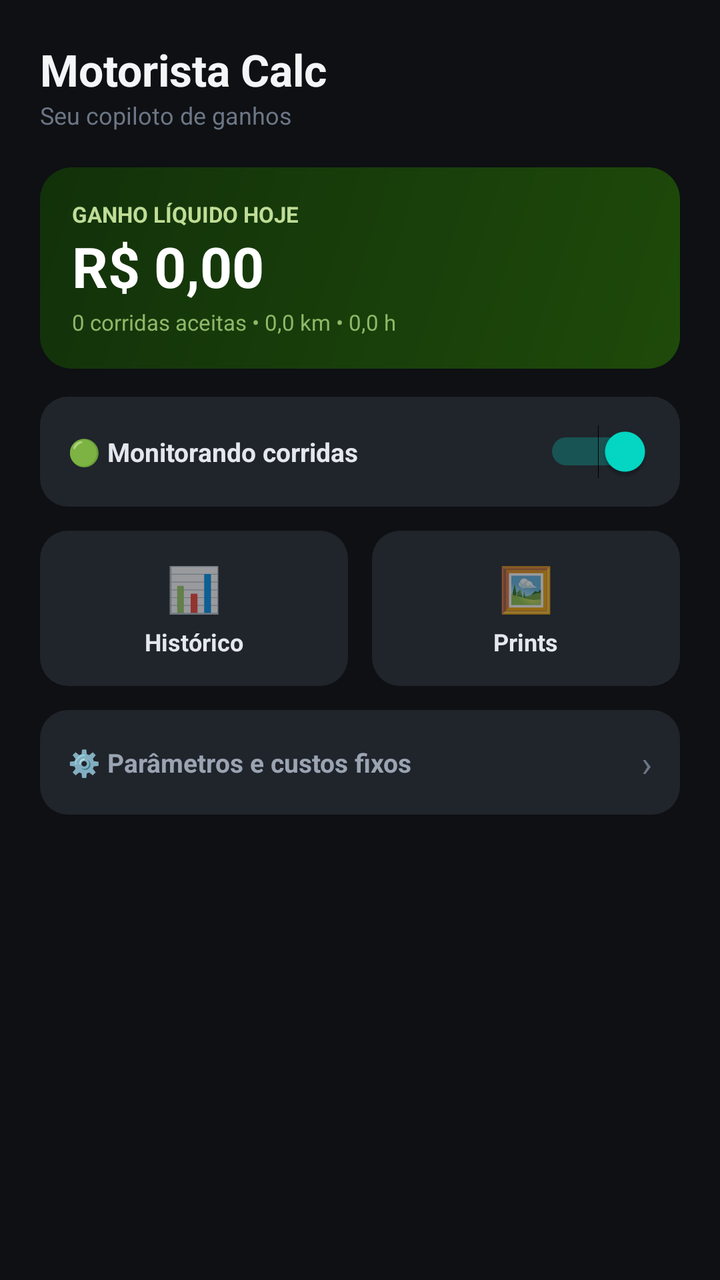
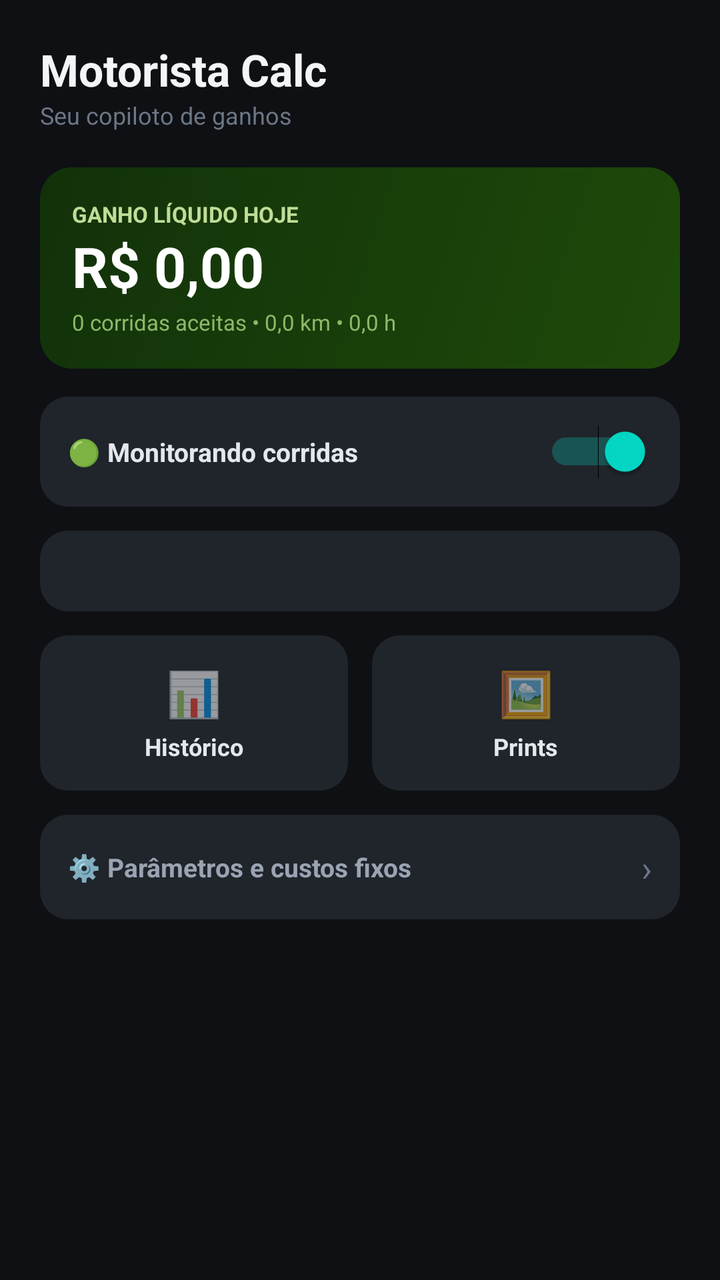

Screens rendered from an Android XML layout before and after an edit, with the pre-edit source and the edit as a unified diff.
<!-- AndroidManifest.xml: application theme Theme.MaterialComponents.DayNight.NoActionBar -->
<!-- res/layout/activity_main.xml -->
<?xml version="1.0" encoding="utf-8"?>
<ScrollView xmlns:android="http://schemas.android.com/apk/res/android"
    android:layout_width="match_parent"
    android:layout_height="match_parent"
    android:background="#0E1013">

    <LinearLayout
        android:layout_width="match_parent"
        android:layout_height="wrap_content"
        android:orientation="vertical"
        android:padding="20dp">

        <TextView
            android:layout_width="wrap_content"
            android:layout_height="wrap_content"
            android:text="Motorista Calc"
            android:textColor="#F4F5F7"
            android:textSize="22sp"
            android:textStyle="bold" />

        <TextView
            android:layout_width="wrap_content"
            android:layout_height="wrap_content"
            android:text="Seu copiloto de ganhos"
            android:textColor="#6C7686"
            android:textSize="12sp"
            android:layout_marginBottom="18dp" />

        <LinearLayout
            android:layout_width="match_parent"
            android:layout_height="wrap_content"
            android:orientation="vertical"
            android:background="@drawable/bg_hero_green"
            android:padding="16dp"
            android:layout_marginBottom="14dp">

            <TextView
                android:layout_width="wrap_content"
                android:layout_height="wrap_content"
                android:text="GANHO LÍQUIDO HOJE"
                android:textColor="#C0DD97"
                android:textSize="11sp"
                android:textStyle="bold" />

            <TextView
                android:id="@+id/txtGanhoHoje"
                android:layout_width="wrap_content"
                android:layout_height="wrap_content"
                android:text="R$ 0,00"
                android:textColor="#FFFFFF"
                android:textSize="28sp"
                android:textStyle="bold" />

            <TextView
                android:id="@+id/txtResumoHoje"
                android:layout_width="wrap_content"
                android:layout_height="wrap_content"
                android:text="0 corridas aceitas • 0,0 km • 0,0 h"
                android:textColor="#8FB868"
                android:textSize="11sp"
                android:layout_marginTop="2dp" />
        </LinearLayout>

        <LinearLayout
            android:layout_width="match_parent"
            android:layout_height="wrap_content"
            android:orientation="horizontal"
            android:gravity="center_vertical"
            android:background="@drawable/bg_card_dark"
            android:padding="14dp"
            android:layout_marginBottom="12dp">

            <TextView
                android:layout_width="0dp"
                android:layout_height="wrap_content"
                android:layout_weight="1"
                android:text="🟢 Monitorando corridas"
                android:textColor="#E4E7EC"
                android:textSize="13sp"
                android:textStyle="bold" />

            <Switch
                android:id="@+id/switchAtivo"
                android:layout_width="wrap_content"
                android:layout_height="wrap_content"
                android:checked="true" />
        </LinearLayout>

        <LinearLayout
            android:layout_width="match_parent"
            android:layout_height="wrap_content"
            android:orientation="horizontal"
            android:layout_marginBottom="12dp">

            <LinearLayout
                android:id="@+id/btnHistorico"
                android:layout_width="0dp"
                android:layout_height="wrap_content"
                android:layout_weight="1"
                android:orientation="vertical"
                android:gravity="center"
                android:background="@drawable/bg_card_dark"
                android:padding="14dp"
                android:layout_marginEnd="6dp"
                android:clickable="true"
                android:focusable="true">

                <TextView
                    android:layout_width="wrap_content"
                    android:layout_height="wrap_content"
                    android:text="📊"
                    android:textSize="22sp" />

                <TextView
                    android:layout_width="wrap_content"
                    android:layout_height="wrap_content"
                    android:text="Histórico"
                    android:textColor="#E4E7EC"
                    android:textSize="12sp"
                    android:textStyle="bold"
                    android:layout_marginTop="4dp" />
            </LinearLayout>

            <LinearLayout
                android:id="@+id/btnPrints"
                android:layout_width="0dp"
                android:layout_height="wrap_content"
                android:layout_weight="1"
                android:orientation="vertical"
                android:gravity="center"
                android:background="@drawable/bg_card_dark"
                android:padding="14dp"
                android:layout_marginStart="6dp"
                android:clickable="true"
                android:focusable="true">

                <TextView
                    android:layout_width="wrap_content"
                    android:layout_height="wrap_content"
                    android:text="🖼️"
                    android:textSize="22sp" />

                <TextView
                    android:layout_width="wrap_content"
                    android:layout_height="wrap_content"
                    android:text="Prints"
                    android:textColor="#E4E7EC"
                    android:textSize="12sp"
                    android:textStyle="bold"
                    android:layout_marginTop="4dp" />
            </LinearLayout>
        </LinearLayout>

        <LinearLayout
            android:id="@+id/btnParametros"
            android:layout_width="match_parent"
            android:layout_height="wrap_content"
            android:orientation="horizontal"
            android:gravity="center_vertical"
            android:background="@drawable/bg_card_dark"
            android:padding="14dp"
            android:clickable="true"
            android:focusable="true">

            <TextView
                android:layout_width="0dp"
                android:layout_height="wrap_content"
                android:layout_weight="1"
                android:text="⚙️ Parâmetros e custos fixos"
                android:textColor="#9AA4B2"
                android:textSize="13sp"
                android:textStyle="bold" />

            <TextView
                android:layout_width="wrap_content"
                android:layout_height="wrap_content"
                android:text="›"
                android:textColor="#6C7686"
                android:textSize="18sp" />
        </LinearLayout>

    </LinearLayout>
</ScrollView>
<!-- resources referenced by this layout -->
<resources>
  <!-- drawable bg_card_dark (drawable) -->
  <?xml version="1.0" encoding="utf-8"?>
  <shape xmlns:android="http://schemas.android.com/apk/res/android" android:shape="rectangle">
      <solid android:color="#20242B" />
      <corners android:radius="14dp" />
  </shape>
  <!-- drawable bg_hero_green (drawable) -->
  <?xml version="1.0" encoding="utf-8"?>
  <shape xmlns:android="http://schemas.android.com/apk/res/android" android:shape="rectangle">
      <gradient
          android:angle="135"
          android:startColor="#1E4A0A"
          android:endColor="#12310A" />
      <corners android:radius="16dp" />
  </shape>
</resources>

<!-- the commit's change to res/layout/activity_main.xml (unified diff, before → after) -->
@@ -84,6 +84,22 @@
                 android:layout_width="wrap_content"
                 android:layout_height="wrap_content"
                 android:checked="true" />
+        </LinearLayout>
+
+        <LinearLayout
+            android:layout_width="match_parent"
+            android:layout_height="wrap_content"
+            android:orientation="vertical"
+            android:background="@drawable/bg_card_dark"
+            android:padding="12dp"
+            android:layout_marginBottom="12dp">
+
+            <TextView
+                android:id="@+id/txtTeste"
+                android:layout_width="match_parent"
+                android:layout_height="wrap_content"
+                android:textColor="#9AA4B2"
+                android:textSize="12sp" />
         </LinearLayout>
 
         <LinearLayout
